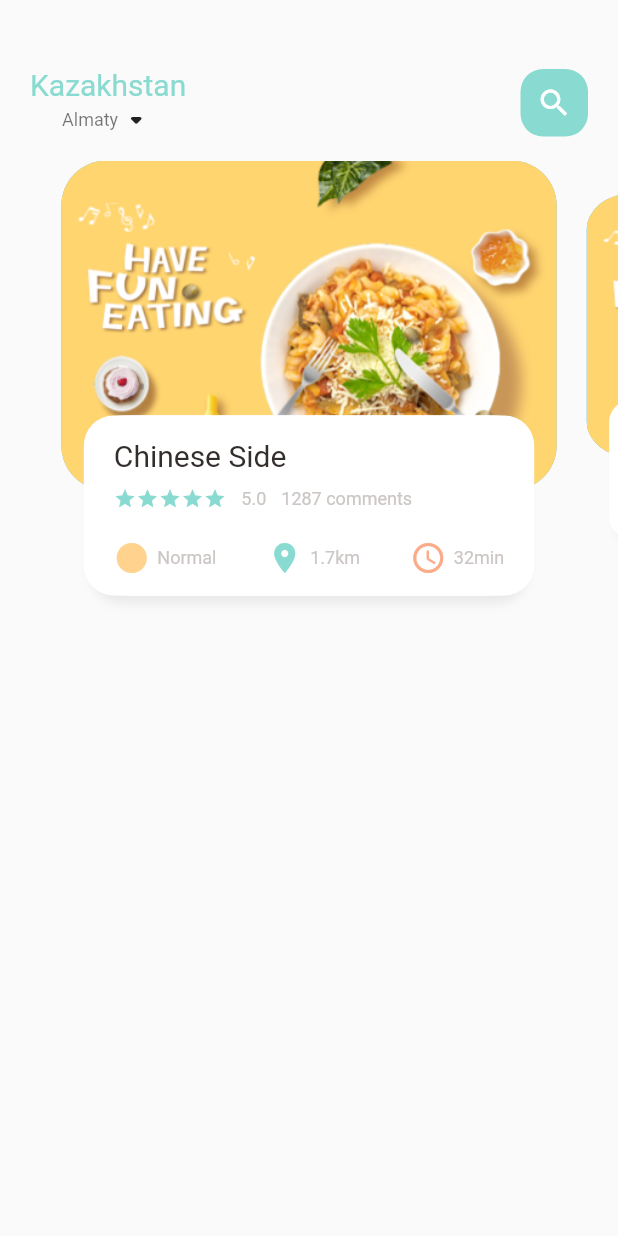
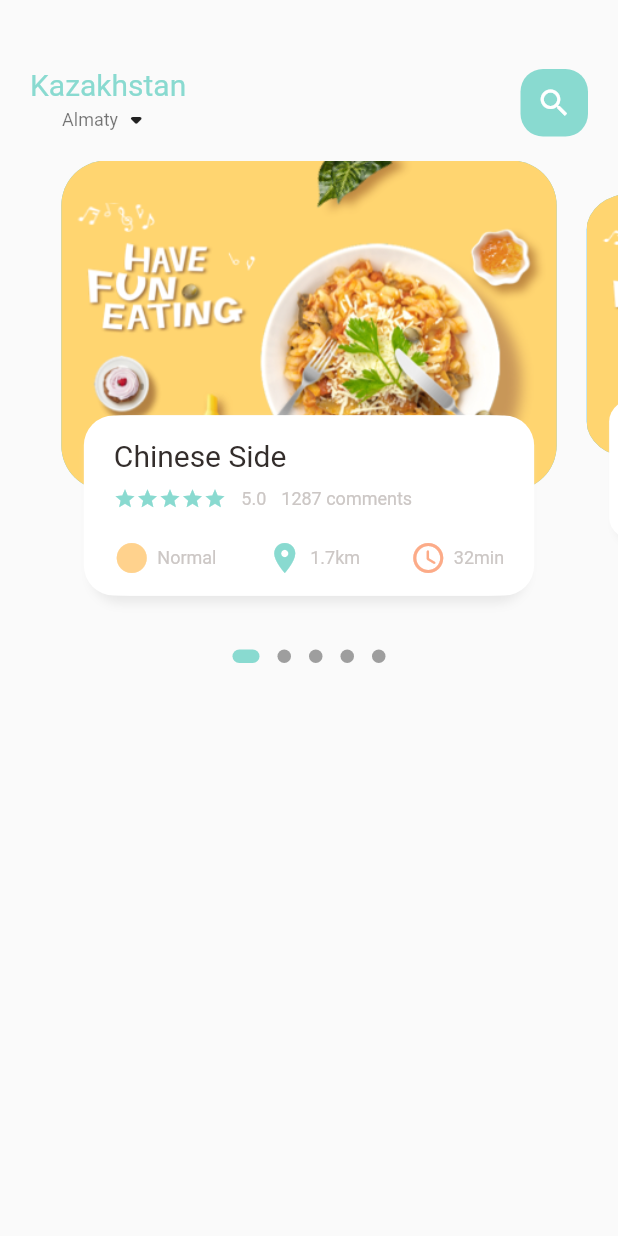
Before and after one commit to krmeiirbek/kaz_food_shop, a Flutter app: the screen it shows after launch, on a phone screen of 412 x 824 dp. Run offline on Flutter 3.47's test engine with Material 2 defaults, Android fonts, the phone set to English and light mode, and no system bars; drawn by our look-alikes of dots_indicator.

```diff
--- a/lib/home/food_page_body.dart
+++ b/lib/home/food_page_body.dart
@@ -1,3 +1,4 @@
+import 'package:dots_indicator/dots_indicator.dart';
 import 'package:flutter/material.dart';
 import 'package:kaz_food_shop/utils/colors.dart';
 import 'package:kaz_food_shop/widgets/big_text.dart';
@@ -35,7 +36,9 @@ class _FoodPageBodyState extends State<FoodPageBody> {
 
   @override
   Widget build(BuildContext context) {
-    return SizedBox(
+    return Column(
+      children: [
+        SizedBox(
           height: 320,
           child: PageView.builder(
             controller: pageController,
@@ -44,6 +47,20 @@ class _FoodPageBodyState extends State<FoodPageBody> {
               return _buildPageItem(position);
             },
           ),
+        ),
+        new DotsIndicator(
+          dotsCount: 5,
+          position: _currPageValue,
+          decorator: DotsDecorator(
+            size: const Size.square(9.0),
+            activeSize: const Size(18.0, 9.0),
+            activeColor: AppColors.mainColor,
+            activeShape: RoundedRectangleBorder(
+              borderRadius: BorderRadius.circular(8),
+            ),
+          ),
+        ),
+      ],
     );
   }
 
@@ -106,15 +123,15 @@ class _FoodPageBodyState extends State<FoodPageBody> {
                   BoxShadow(
                     color: Color(0xffe8e8e8),
                     blurRadius: 5.0,
-                    offset: Offset(0,5),
+                    offset: Offset(0, 5),
                   ),
                   BoxShadow(
                     color: Colors.white,
-                    offset: Offset(-5,0),
+                    offset: Offset(-5, 0),
                   ),
                   BoxShadow(
                     color: Colors.white,
-                    offset: Offset(5,0),
+                    offset: Offset(5, 0),
                   ),
                 ],
               ),
--- a/pubspec.yaml
+++ b/pubspec.yaml
@@ -11,10 +11,8 @@ environment:
 dependencies:
   flutter:
     sdk: flutter
-
-
-  # The following adds the Cupertino Icons font to your application.
-  # Use with the CupertinoIcons class for iOS style icons.
+  get: ^4.6.1
+  dots_indicator: ^2.1.0
   cupertino_icons: ^1.0.4
 
 dev_dependencies:
```
Also changed, not shown: pubspec.lock. Lines whose indentation alone changed are shown as unchanged.
